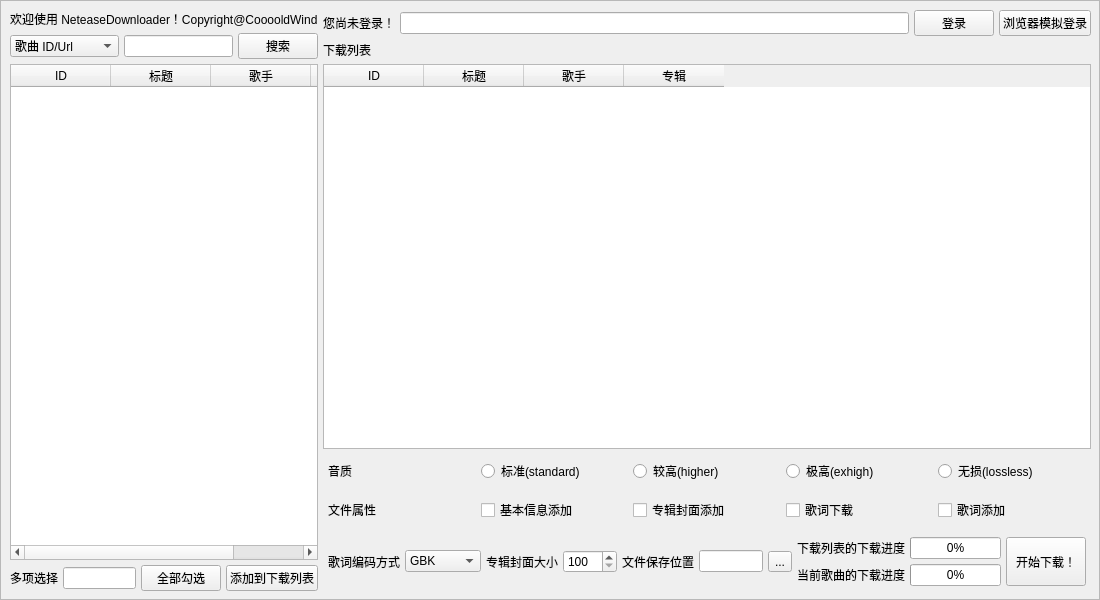
First picture: the form in form.ui, repository Cooooldwind/netease-downloader, before the edit.
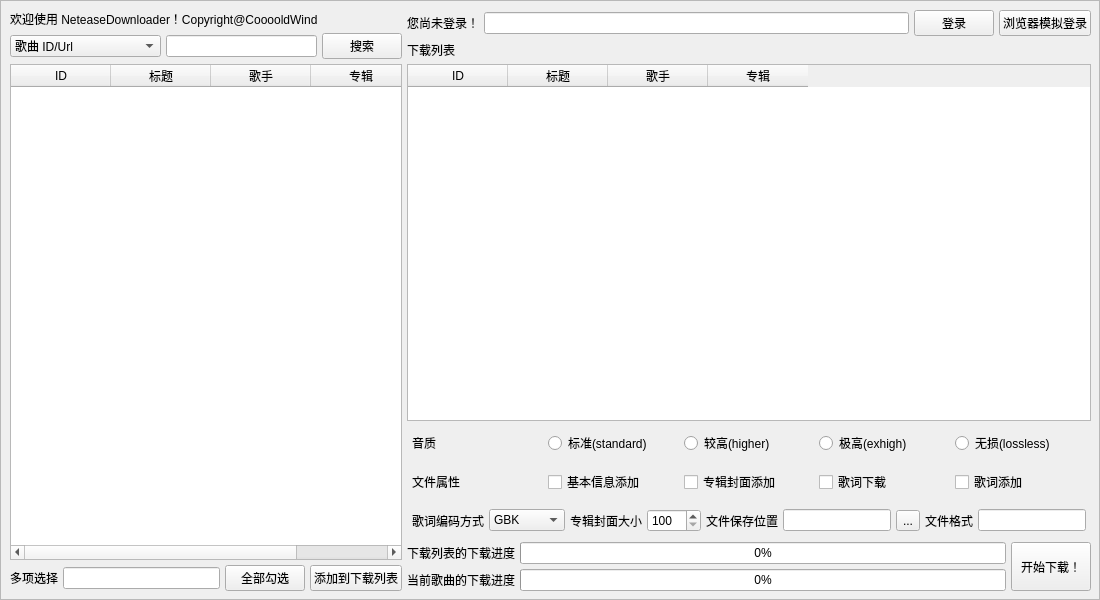
Second picture: the form after the edit.

Patch:
```diff
--- a/form.ui
+++ b/form.ui
@@ -597,6 +597,31 @@
              </widget>
             </item>
             <item>
+             <widget class="QLabel" name="filenameFormatLabel">
+              <property name="text">
+               <string>文件格式</string>
+              </property>
+             </widget>
+            </item>
+            <item>
+             <widget class="QLineEdit" name="filenameFormatLineEdit"/>
+            </item>
+           </layout>
+          </item>
+         </layout>
+        </item>
+        <item>
+         <layout class="QHBoxLayout" name="downloadingLayout">
+          <property name="leftMargin">
+           <number>0</number>
+          </property>
+          <property name="topMargin">
+           <number>0</number>
+          </property>
+          <property name="rightMargin">
+           <number>0</number>
+          </property>
+          <item>
              <layout class="QVBoxLayout" name="downloadListProgressLayout">
               <property name="leftMargin">
                <number>0</number>
@@ -696,8 +721,6 @@
                <string>开始下载！</string>
               </property>
              </widget>
-            </item>
-           </layout>
           </item>
          </layout>
         </item>
```
Lines whose indentation alone changed are shown as unchanged.
